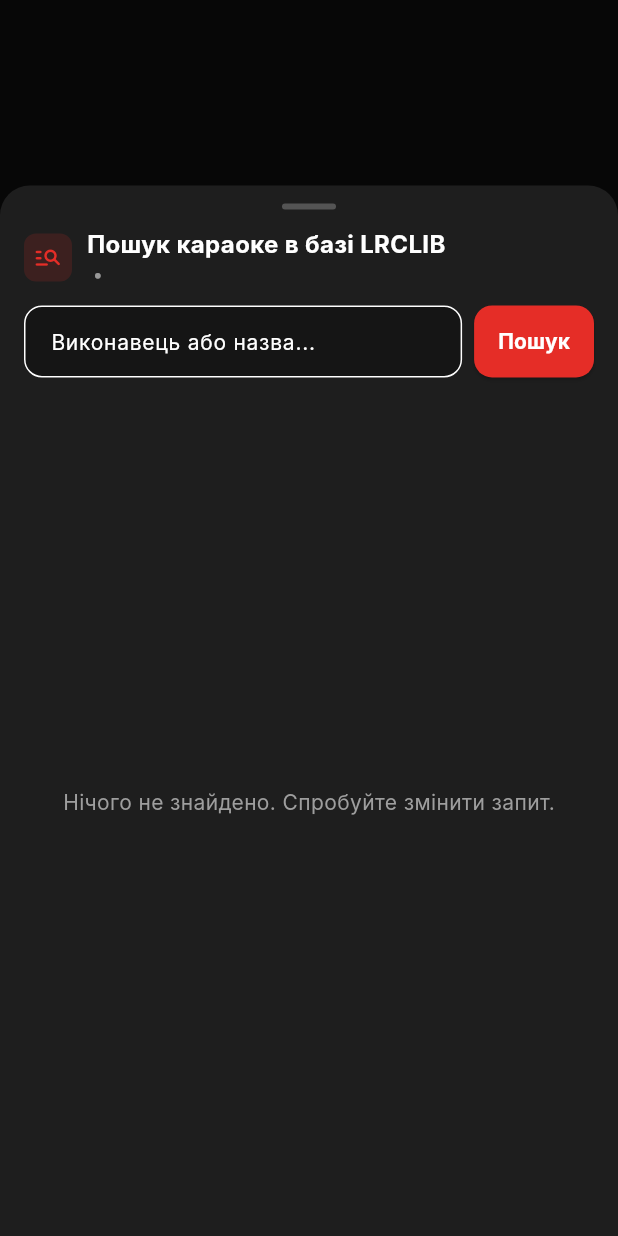
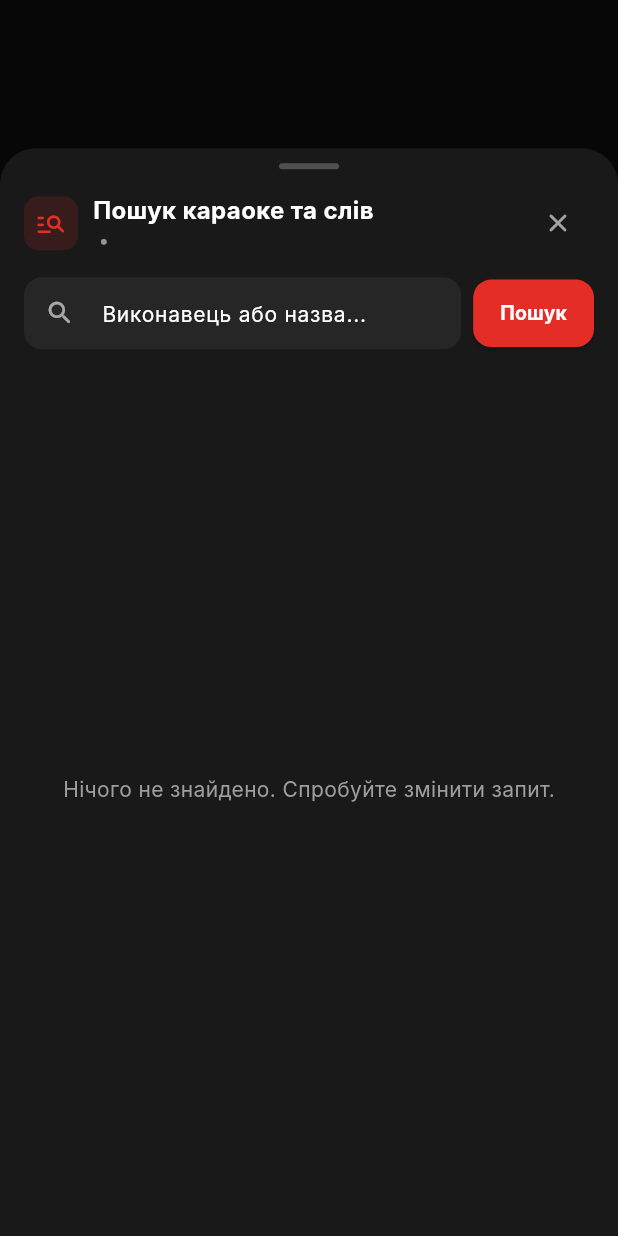
Before and after one commit to Lutvunenko-Dmutro/musicflow-mobile, a Flutter app: what show() shows on an empty page, opened directly with empty values, on a phone screen of 412 x 824 dp. Run offline on Flutter 3.47's test engine with Material 3 defaults, Android fonts, the phone set to English and light mode, and no system bars; our stand-ins replace audio_service, cached_network_image, file_picker, get_it, just_audio, permission_handler and 2 more; missing offline and left inert: audio_session, audiotags, fftea, youtube_explode_dart; accounts and stored records are empty; network calls fail; Roboto replaces fonts that are missing (Inter).

Commit message:
style(lyrics): редизайн вікна пошуку караоке та карток результатів

```diff
--- a/lib/features/lyrics/widgets/lyrics_search_sheet.dart
+++ b/lib/features/lyrics/widgets/lyrics_search_sheet.dart
@@ -16,8 +16,8 @@ class LyricsSearchSheet extends StatefulWidget {
     return showModalBottomSheet(
       context: context,
       isScrollControlled: true,
-      backgroundColor: const Color(0xFF1E1E1E),
-      shape: const RoundedRectangleBorder(borderRadius: BorderRadius.vertical(top: Radius.circular(20))),
+      backgroundColor: const Color(0xFF191919),
+      shape: const RoundedRectangleBorder(borderRadius: BorderRadius.vertical(top: Radius.circular(24))),
       builder: (ctx) => LyricsSearchSheet(song: song),
     );
   }
@@ -77,15 +77,16 @@ class _LyricsSearchSheetState extends State<LyricsSearchSheet> {
     final sel = _tab == idx;
     return GestureDetector(
       onTap: () => setState(() => _tab = idx),
-      child: Container(
+      child: AnimatedContainer(
+        duration: const Duration(milliseconds: 200),
         margin: const EdgeInsets.only(right: 8),
-        padding: const EdgeInsets.symmetric(horizontal: 10, vertical: 5),
+        padding: const EdgeInsets.symmetric(horizontal: 12, vertical: 6),
         decoration: BoxDecoration(
-          color: sel ? pri.withValues(alpha: 0.25) : Colors.white.withValues(alpha: 0.05),
-          borderRadius: BorderRadius.circular(16),
+          color: sel ? pri.withValues(alpha: 0.22) : Colors.white.withValues(alpha: 0.06),
+          borderRadius: BorderRadius.circular(20),
           border: Border.all(color: sel ? pri : Colors.white12),
         ),
-        child: Text(txt, style: TextStyle(fontSize: 11, fontWeight: sel ? FontWeight.bold : FontWeight.normal, color: sel ? pri : Colors.white70)),
+        child: Text(txt, style: TextStyle(fontSize: 12, fontWeight: sel ? FontWeight.bold : FontWeight.w500, color: sel ? pri : Colors.white70)),
       ),
     );
   }
@@ -96,20 +97,21 @@ class _LyricsSearchSheetState extends State<LyricsSearchSheet> {
     final kCount = _results.where((r) => r.isKaraoke).length;
 
     return Container(
-      constraints: BoxConstraints(maxHeight: MediaQuery.of(context).size.height * 0.85),
-      padding: EdgeInsets.only(left: 16, right: 16, top: 12, bottom: MediaQuery.of(context).viewInsets.bottom + 16),
+      constraints: BoxConstraints(maxHeight: MediaQuery.of(context).size.height * 0.88),
+      padding: EdgeInsets.only(left: 16, right: 16, top: 10, bottom: MediaQuery.of(context).viewInsets.bottom + 16),
       child: Column(
         mainAxisSize: MainAxisSize.min,
         children: [
-          Container(width: 36, height: 4, decoration: BoxDecoration(color: Colors.white24, borderRadius: BorderRadius.circular(2))),
+          Container(width: 40, height: 4, decoration: BoxDecoration(color: Colors.white24, borderRadius: BorderRadius.circular(2))),
           const SizedBox(height: 12),
           Row(children: [
-            Container(padding: const EdgeInsets.all(6), decoration: BoxDecoration(color: pri.withValues(alpha: 0.15), borderRadius: BorderRadius.circular(8)), child: Icon(Icons.manage_search_rounded, size: 20, color: pri)),
+            Container(padding: const EdgeInsets.all(7), decoration: BoxDecoration(color: pri.withValues(alpha: 0.15), borderRadius: BorderRadius.circular(10)), child: Icon(Icons.manage_search_rounded, size: 22, color: pri)),
             const SizedBox(width: 10),
             Expanded(child: Column(crossAxisAlignment: CrossAxisAlignment.start, children: [
-              const Text('Пошук караоке в базі LRCLIB', style: TextStyle(fontSize: 16, fontWeight: FontWeight.bold)),
+              const Text('Пошук караоке та слів', style: TextStyle(fontSize: 16, fontWeight: FontWeight.bold)),
               Text('${widget.song.author} • ${widget.song.title}', maxLines: 1, overflow: TextOverflow.ellipsis, style: const TextStyle(fontSize: 12, color: Colors.white54)),
             ])),
+            IconButton(icon: const Icon(Icons.close_rounded, color: Colors.white60, size: 20), onPressed: () => Navigator.pop(context)),
           ]),
           const SizedBox(height: 12),
           Row(children: [
@@ -117,31 +119,32 @@ class _LyricsSearchSheetState extends State<LyricsSearchSheet> {
               controller: _controller,
               style: const TextStyle(fontSize: 14),
               decoration: InputDecoration(
+                prefixIcon: const Icon(Icons.search_rounded, size: 20, color: Colors.white60),
                 hintText: 'Виконавець або назва...',
                 filled: true,
-                fillColor: Colors.black.withValues(alpha: 0.3),
+                fillColor: const Color(0xFF262626),
                 contentPadding: const EdgeInsets.symmetric(horizontal: 14, vertical: 12),
-                border: OutlineInputBorder(borderRadius: BorderRadius.circular(12)),
+                border: OutlineInputBorder(borderRadius: BorderRadius.circular(12), borderSide: BorderSide.none),
               ),
               onSubmitted: (_) => _performSearch(),
             )),
             const SizedBox(width: 8),
             ElevatedButton(
               onPressed: _isLoading ? null : _performSearch,
-              style: ElevatedButton.styleFrom(backgroundColor: pri, foregroundColor: Colors.white, padding: const EdgeInsets.symmetric(horizontal: 16, vertical: 14), shape: RoundedRectangleBorder(borderRadius: BorderRadius.circular(12))),
-              child: _isLoading ? const SizedBox(width: 16, height: 16, child: CircularProgressIndicator(strokeWidth: 2, color: Colors.white)) : const Text('Пошук', style: TextStyle(fontWeight: FontWeight.bold)),
+              style: ElevatedButton.styleFrom(backgroundColor: pri, foregroundColor: Colors.white, padding: const EdgeInsets.symmetric(horizontal: 18, vertical: 13), shape: RoundedRectangleBorder(borderRadius: BorderRadius.circular(12))),
+              child: _isLoading ? const SizedBox(width: 16, height: 16, child: CircularProgressIndicator(strokeWidth: 2, color: Colors.white)) : const Text('Пошук', style: TextStyle(fontWeight: FontWeight.bold, fontSize: 13)),
             ),
           ]),
           if (_isLoading) Padding(padding: const EdgeInsets.only(top: 8), child: ClipRRect(borderRadius: BorderRadius.circular(2), child: LinearProgressIndicator(minHeight: 3, backgroundColor: pri.withValues(alpha: 0.2), valueColor: AlwaysStoppedAnimation<Color>(pri)))),
           if (_results.isNotEmpty) ...[
-            const SizedBox(height: 10),
-            Row(children: [
+            const SizedBox(height: 12),
+            SingleChildScrollView(scrollDirection: Axis.horizontal, child: Row(children: [
               _buildChip(0, 'Всі (${_results.length})', pri),
               _buildChip(1, '⏱️ Караоке ($kCount)', pri),
               _buildChip(2, '📄 Текст (${_results.length - kCount})', pri),
-            ]),
+            ])),
           ],
-          const SizedBox(height: 10),
+          const SizedBox(height: 12),
           Expanded(child: _buildBody()),
         ],
       ),
```
Also changed, not shown: lib/features/lyrics/widgets/lyrics_result_card.dart (+92 -80 lines).
